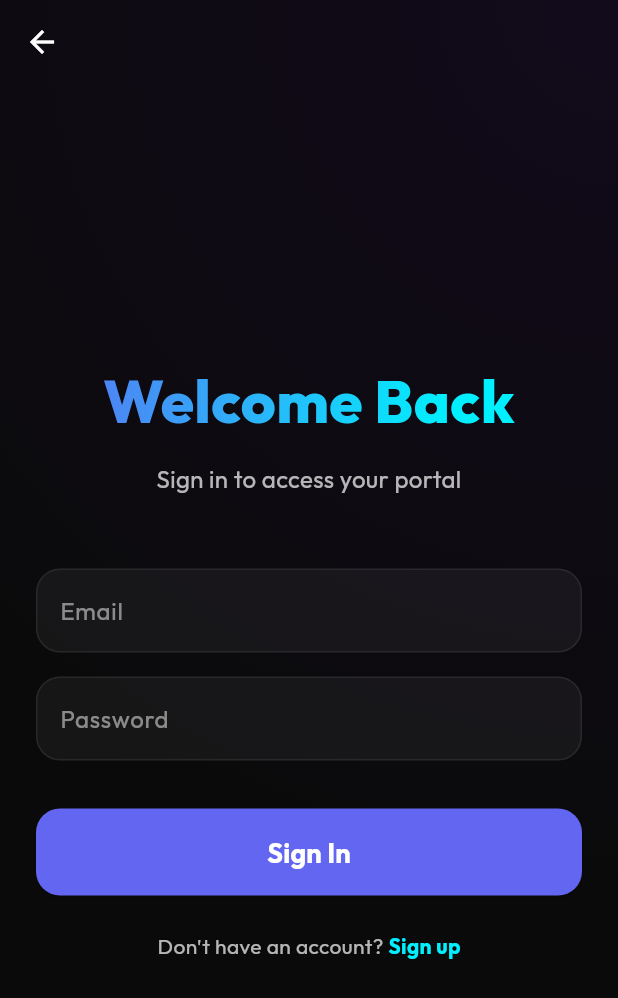
After one commit to blackicons2020/jobhubai, a Flutter app: the screen it shows after launch, after a tap on "Log In", on a phone screen of 412 x 824 dp. The commit adds this screen. Shown: the top 998 px of the screen. Run offline on Flutter 3.47's test engine with Material 3 defaults, Android fonts, the phone set to English and light mode, and no system bars; our stand-ins replace google_fonts, shared_preferences; network calls fail.

Commit message:
Implement Auth on Web and Mobile

```diff
--- /dev/null
+++ b/mobile/lib/login_screen.dart
@@ -0,0 +1,225 @@
+import 'package:flutter/material.dart';
+import 'package:http/http.dart' as http;
+import 'dart:convert';
+import 'package:shared_preferences/shared_preferences.dart';
+import 'jobs_screen.dart';
+import 'register_screen.dart';
+
+class LoginScreen extends StatefulWidget {
+  const LoginScreen({super.key});
+
+  @override
+  State<LoginScreen> createState() => _LoginScreenState();
+}
+
+class _LoginScreenState extends State<LoginScreen> {
+  final _emailController = TextEditingController();
+  final _passwordController = TextEditingController();
+  bool _isLoading = false;
+  String? _errorMessage;
+
+  Future<void> _login() async {
+    setState(() {
+      _isLoading = true;
+      _errorMessage = null;
+    });
+
+    try {
+      final response = await http.post(
+        Uri.parse('http://13.60.192.118:3001/auth/login'),
+        headers: {'Content-Type': 'application/json'},
+        body: jsonEncode({
+          'email': _emailController.text,
+          'password': _passwordController.text,
+        }),
+      );
+
+      if (response.statusCode == 200 || response.statusCode == 201) {
+        final data = jsonDecode(response.body);
+        final prefs = await SharedPreferences.getInstance();
+        await prefs.setString('token', data['access_token']);
+
+        if (!mounted) return;
+        Navigator.pushReplacement(
+          context,
+          MaterialPageRoute(builder: (context) => const JobsScreen()),
+        );
+      } else {
+        setState(() {
+          _errorMessage = 'Invalid email or password.';
+        });
+      }
+    } catch (e) {
+      setState(() {
+        _errorMessage = 'Connection error. Please try again.';
+      });
+    } finally {
+      if (mounted) {
+        setState(() {
+          _isLoading = false;
+        });
+      }
+    }
+  }
+
+  @override
+  Widget build(BuildContext context) {
+    return Scaffold(
+      appBar: AppBar(
+        backgroundColor: Colors.transparent,
+        elevation: 0,
+      ),
+      extendBodyBehindAppBar: true,
+      body: Container(
+        decoration: const BoxDecoration(
+          gradient: RadialGradient(
+            center: Alignment.topRight,
+            radius: 1.5,
+            colors: [Color(0xFF120B1C), Color(0xFF0A0A0A)],
+          ),
+        ),
+        child: SafeArea(
+          child: Padding(
+            padding: const EdgeInsets.all(24.0),
+            child: Column(
+              crossAxisAlignment: CrossAxisAlignment.stretch,
+              mainAxisAlignment: MainAxisAlignment.center,
+              children: [
+                Text(
+                  'Welcome Back',
+                  style: TextStyle(
+                    fontSize: 40,
+                    fontWeight: FontWeight.w800,
+                    foreground: Paint()
+                      ..shader = const LinearGradient(
+                        colors: [Color(0xFF6366F1), Color(0xFF00F0FF)],
+                      ).createShader(const Rect.fromLTWH(0.0, 0.0, 300.0, 70.0)),
+                  ),
+                  textAlign: TextAlign.center,
+                ),
+                const SizedBox(height: 12),
+                Text(
+                  'Sign in to access your portal',
+                  style: TextStyle(
+                    fontSize: 16,
+                    color: Colors.white.withOpacity(0.7),
+                  ),
+                  textAlign: TextAlign.center,
+                ),
+                const SizedBox(height: 48),
+
+                if (_errorMessage != null)
+                  Container(
+                    padding: const EdgeInsets.all(12),
+                    margin: const EdgeInsets.only(bottom: 24),
+                    decoration: BoxDecoration(
+                      color: Colors.red.withOpacity(0.1),
+                      borderRadius: BorderRadius.circular(12),
+                      border: Border.all(color: Colors.red.withOpacity(0.5)),
+                    ),
+                    child: Text(
+                      _errorMessage!,
+                      style: const TextStyle(color: Colors.redAccent),
+                      textAlign: TextAlign.center,
+                    ),
+                  ),
+
+                TextField(
+                  controller: _emailController,
+                  style: const TextStyle(color: Colors.white),
+                  keyboardType: TextInputType.emailAddress,
+                  decoration: InputDecoration(
+                    labelText: 'Email',
+                    labelStyle: TextStyle(color: Colors.white.withOpacity(0.5)),
+                    filled: true,
+                    fillColor: Colors.white.withOpacity(0.05),
+                    border: OutlineInputBorder(
+                      borderRadius: BorderRadius.circular(16),
+                      borderSide: BorderSide(color: Colors.white.withOpacity(0.08)),
+                    ),
+                    enabledBorder: OutlineInputBorder(
+                      borderRadius: BorderRadius.circular(16),
+                      borderSide: BorderSide(color: Colors.white.withOpacity(0.08)),
+                    ),
+                    focusedBorder: OutlineInputBorder(
+                      borderRadius: BorderRadius.circular(16),
+                      borderSide: const BorderSide(color: Color(0xFF6366F1)),
+                    ),
+                  ),
+                ),
+                const SizedBox(height: 16),
+                TextField(
+                  controller: _passwordController,
+                  style: const TextStyle(color: Colors.white),
+                  obscureText: true,
+                  decoration: InputDecoration(
+                    labelText: 'Password',
+                    labelStyle: TextStyle(color: Colors.white.withOpacity(0.5)),
+                    filled: true,
+                    fillColor: Colors.white.withOpacity(0.05),
+                    border: OutlineInputBorder(
+                      borderRadius: BorderRadius.circular(16),
+                      borderSide: BorderSide(color: Colors.white.withOpacity(0.08)),
+                    ),
+                    enabledBorder: OutlineInputBorder(
+                      borderRadius: BorderRadius.circular(16),
+                      borderSide: BorderSide(color: Colors.white.withOpacity(0.08)),
+                    ),
+                    focusedBorder: OutlineInputBorder(
+                      borderRadius: BorderRadius.circular(16),
+                      borderSide: const BorderSide(color: Color(0xFF6366F1)),
+                    ),
+                  ),
+                ),
+                const SizedBox(height: 32),
+                ElevatedButton(
+                  onPressed: _isLoading ? null : _login,
+                  style: ElevatedButton.styleFrom(
+                    padding: const EdgeInsets.symmetric(vertical: 16),
+                    backgroundColor: const Color(0xFF6366F1),
+                    foregroundColor: Colors.white,
+                    shape: RoundedRectangleBorder(
+                      borderRadius: BorderRadius.circular(16),
+                    ),
+                  ),
+                  child: _isLoading
+                      ? const SizedBox(
+                          height: 20,
+                          width: 20,
+                          child: CircularProgressIndicator(strokeWidth: 2, color: Colors.white),
+                        )
+                      : const Text('Sign In', style: TextStyle(fontSize: 18, fontWeight: FontWeight.bold)),
+                ),
+                const SizedBox(height: 24),
+                Row(
+                  mainAxisAlignment: MainAxisAlignment.center,
+                  children: [
+                    Text(
+                      'Don\'t have an account? ',
+                      style: TextStyle(color: Colors.white.withOpacity(0.7)),
+                    ),
+                    GestureDetector(
+                      onPressed: () {
+                        Navigator.push(
+                          context,
+                          MaterialPageRoute(builder: (context) => const RegisterScreen()),
+                        );
+                      },
+                      child: const Text(
+                        'Sign up',
+                        style: TextStyle(
+                          color: Color(0xFF00F0FF),
+                          fontWeight: FontWeight.bold,
+                        ),
+                      ),
+                    ),
+                  ],
+                ),
+              ],
+            ),
+          ),
+        ),
+      ),
+    );
+  }
+}
--- a/mobile/lib/main.dart
+++ b/mobile/lib/main.dart
@@ -1,6 +1,7 @@
 import 'package:flutter/material.dart';
 import 'package:google_fonts/google_fonts.dart';
-import 'jobs_screen.dart';
+import 'login_screen.dart';
+import 'register_screen.dart';
 
 void main() {
   runApp(const JobHubAIApp());
@@ -98,7 +99,7 @@ class WelcomeScreen extends StatelessWidget {
                         onPressed: () {
                           Navigator.push(
                             context,
-                            MaterialPageRoute(builder: (context) => const JobsScreen()),
+                            MaterialPageRoute(builder: (context) => const LoginScreen()),
                           );
                         },
                         style: ElevatedButton.styleFrom(
@@ -111,13 +112,14 @@ class WelcomeScreen extends StatelessWidget {
                           elevation: 8,
                           shadowColor: const Color(0xFF00F0FF).withOpacity(0.6),
                         ),
-                        child: const Text('Find a Job', style: TextStyle(fontSize: 18, fontWeight: FontWeight.bold)),
+                        child: const Text('Log In', style: TextStyle(fontSize: 18, fontWeight: FontWeight.bold)),
                       ),
                       const SizedBox(height: 16),
                       OutlinedButton(
                         onPressed: () {
-                          ScaffoldMessenger.of(context).showSnackBar(
-                            const SnackBar(content: Text('Employer portal coming soon!')),
+                          Navigator.push(
+                            context,
+                            MaterialPageRoute(builder: (context) => const RegisterScreen()),
                           );
                         },
                         style: OutlinedButton.styleFrom(
@@ -128,7 +130,7 @@ class WelcomeScreen extends StatelessWidget {
                             borderRadius: BorderRadius.circular(12),
                           ),
                         ),
-                        child: const Text('Post a Job', style: TextStyle(fontSize: 18, fontWeight: FontWeight.bold)),
+                        child: const Text('Sign Up', style: TextStyle(fontSize: 18, fontWeight: FontWeight.bold)),
                       ),
                     ],
                   ),
--- a/mobile/pubspec.yaml
+++ b/mobile/pubspec.yaml
@@ -35,6 +35,8 @@ dependencies:
   # Use with the CupertinoIcons class for iOS style icons.
   cupertino_icons: ^1.0.8
   google_fonts: ^8.1.0
+  http: ^1.2.1
+  shared_preferences: ^2.2.3
 
 dev_dependencies:
   flutter_test:
```
Also changed, not shown: mobile/lib/register_screen.dart (added, +280 -0 lines), 3 other files.
